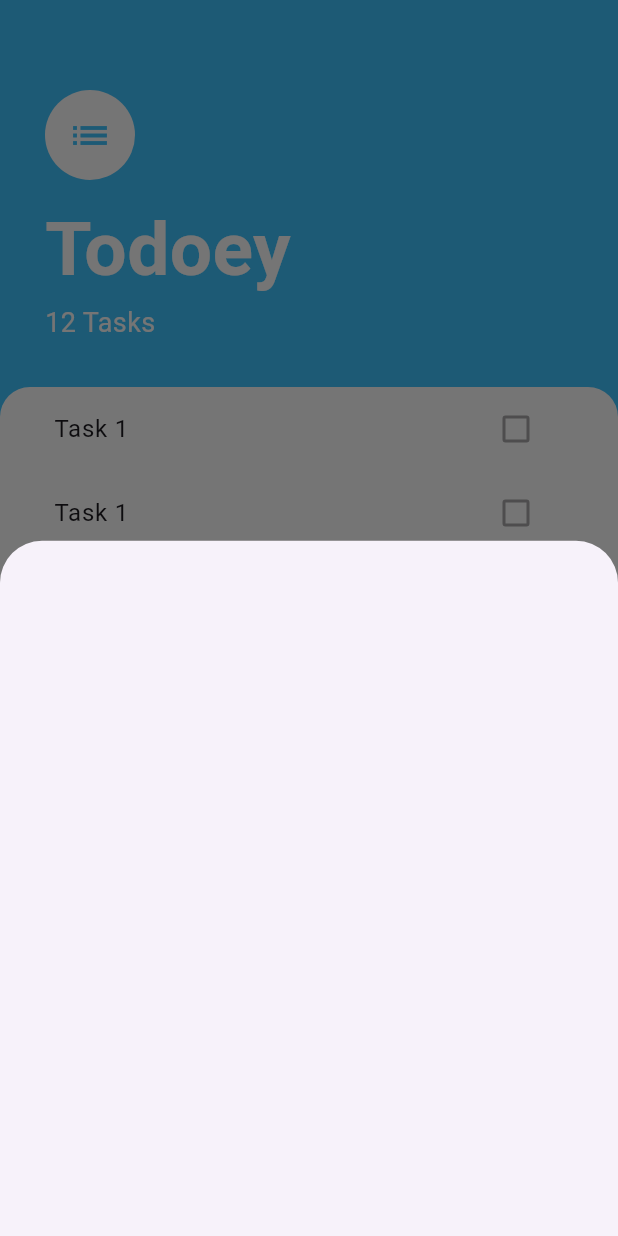
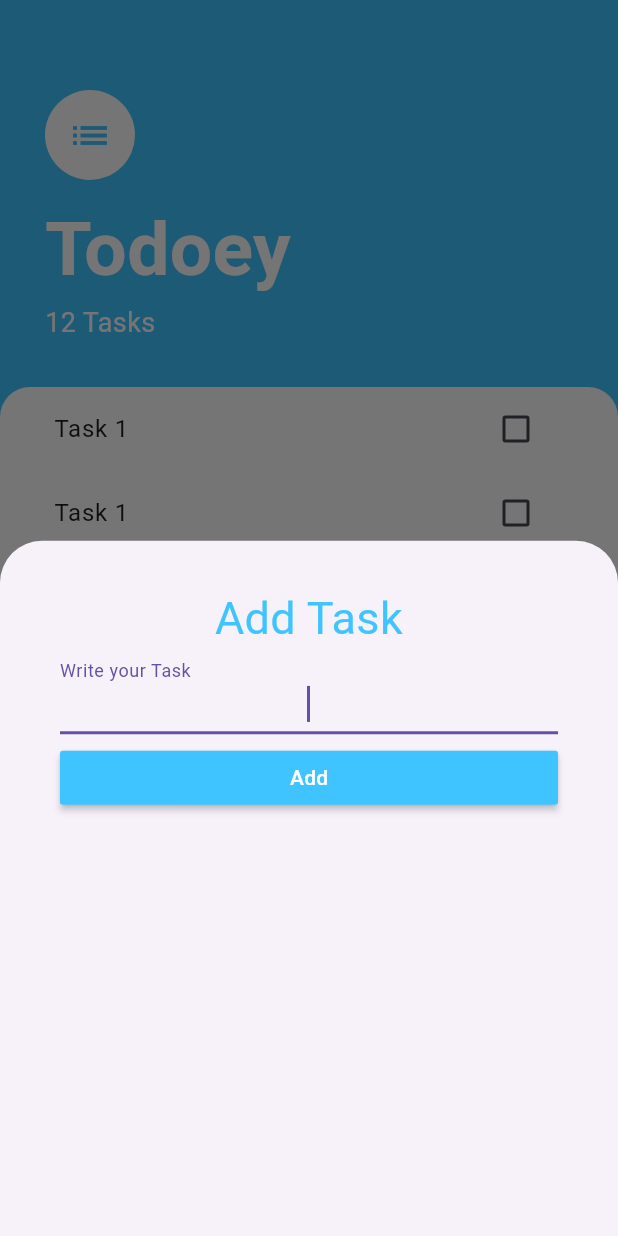
Before and after one commit to palmaone/ayu_todoey, a Flutter app: the screen it shows after launch, after a tap on the "add" icon, on a phone screen of 412 x 824 dp. Run offline on Flutter 3.47's test engine with Material 3 defaults, Android fonts, the phone set to English and light mode, and no system bars.

Commit message:
We changed the code so that we use a stateful widget instead of the statless widget we had before

```diff
--- /dev/null
+++ b/lib/screens/add_task_screen.dart
@@ -0,0 +1,42 @@
+import 'package:flutter/material.dart';
+
+class AddTaskScreen extends StatelessWidget {
+  const AddTaskScreen({super.key});
+
+  @override
+  Widget build(BuildContext context) {
+    return Container(
+      padding: const EdgeInsets.only(top: 30.0, left: 40.0, right: 40.0),
+      child: Column(
+        crossAxisAlignment: CrossAxisAlignment.stretch,
+       children: <Widget> [
+          const Text(
+            'Add Task',
+            textAlign: TextAlign.center,
+            style: TextStyle(
+                fontSize: 30.0,
+                color: Colors.lightBlueAccent
+            ),
+          ),
+          TextFormField(
+            textAlign: TextAlign.center,
+            autofocus: true,
+            decoration: const InputDecoration(
+              border: UnderlineInputBorder(),
+              labelText: 'Write your Task',
+            ),
+          ),
+          const SizedBox(height: 5.0,),
+          MaterialButton(
+            color: Colors.lightBlueAccent,
+            onPressed: (){},
+            child: const Text(
+                'Add',
+              style: TextStyle(color: Colors.white),
+            ),
+          )
+        ],
+      ),
+    );
+  }
+}
--- a/lib/screens/tasks_screen.dart
+++ b/lib/screens/tasks_screen.dart
@@ -1,12 +1,11 @@
+import 'package:ayu_todoey/screens/add_task_screen.dart';
 import 'package:flutter/material.dart';
 
 import '../widgets/tasks_list.dart';
 
 class TasksScreen extends StatelessWidget {
   const TasksScreen({super.key});
-  Widget buildBottomSheet(BuildContext context){
-    return Container();
-  }
+
   @override
   Widget build(BuildContext context) {
     return Scaffold(
@@ -18,7 +17,7 @@ class TasksScreen extends StatelessWidget {
             color: Colors.white,
         ),
         onPressed: (){
-          showModalBottomSheet(context: context, builder: buildBottomSheet);
+          showModalBottomSheet(context: context, builder: (context) => const AddTaskScreen());
         },
       ),
       body: Column(
--- a/lib/widgets/task_tile.dart
+++ b/lib/widgets/task_tile.dart
@@ -9,7 +9,31 @@ class TaskTile extends StatelessWidget {
   Widget build(BuildContext context) {
     return const ListTile(
       title: Text('Task 1'),
-      trailing: Checkbox(value: false, onChanged: null),
+      trailing: TaskCheckbox(),
     );
   }
 }
+
+class TaskCheckbox extends StatefulWidget {
+  const TaskCheckbox({super.key});
+
+  @override
+  State<TaskCheckbox> createState() => _TaskCheckboxState();
+}
+
+class _TaskCheckboxState extends State<TaskCheckbox> {
+  bool isChecked = false;
+  @override
+  Widget build(BuildContext context) {
+    return Checkbox(
+      value: isChecked,
+      activeColor: Colors.lightBlueAccent,
+      onChanged: (newVal){
+        setState(() {
+          isChecked = newVal!;
+        });
+
+      },
+    );
+  }
+}
```
